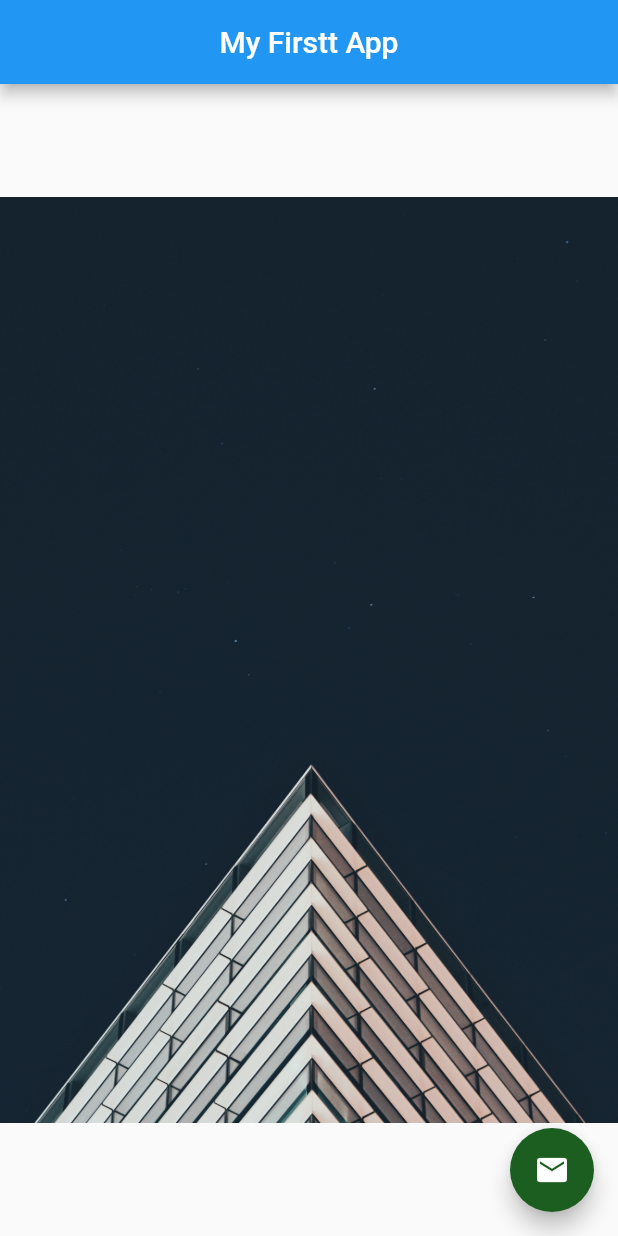
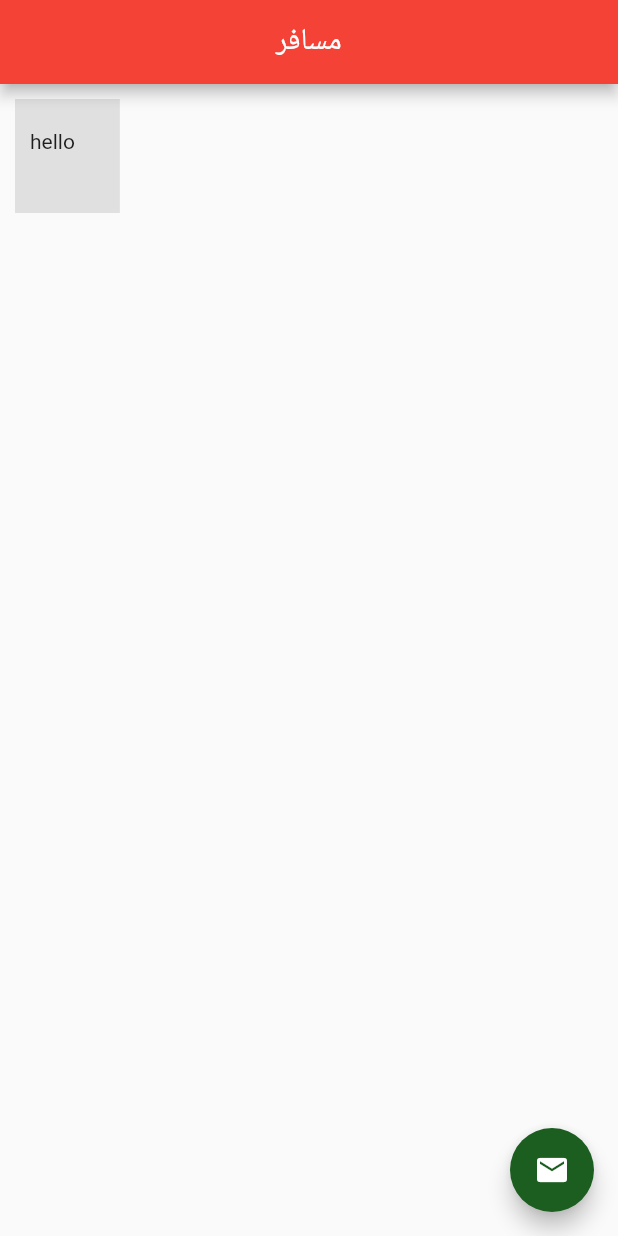
Before and after one commit to itsBadr28/firstApp, a Flutter app: the screen it shows after launch, on a phone screen of 412 x 824 dp. Run offline on Flutter 3.47's test engine with Material 2 defaults, Android fonts, the phone set to English and light mode, and no system bars.

Commit message:
padding && margin !!

```diff
--- a/lib/main.dart
+++ b/lib/main.dart
@@ -11,13 +11,15 @@ class Home extends StatelessWidget {
   Widget build(BuildContext context) {
     return Scaffold(
         appBar: AppBar(
-          title: const Text('My Firstt App'),
+          title: const Text('مسافر'),
           centerTitle: true,
+          backgroundColor: Colors.red,
         ),
-        body: const Center(
-          child: Image(
-            image: AssetImage('assets/images/tr.jpg'),
-          ),
+        body:  Container(
+          padding: const EdgeInsets.fromLTRB(10, 20, 30, 40),
+          margin: const EdgeInsets.all(10),
+          color: Colors.grey[300],
+          child: const Text('hello'),
 
         ),
         floatingActionButton: FloatingActionButton(
```
